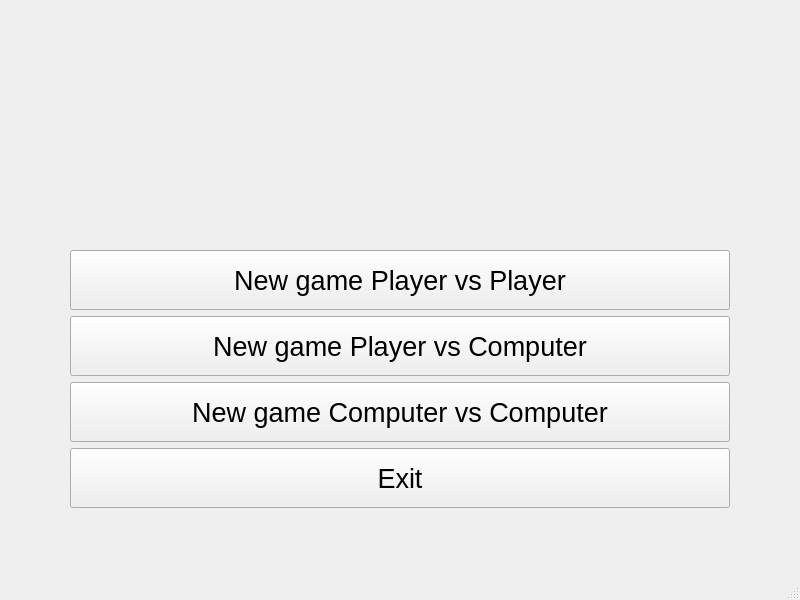
First picture: the form in src/forms/MainMenuWindow.ui, repository wshknmt/Connect-4, before the edit.
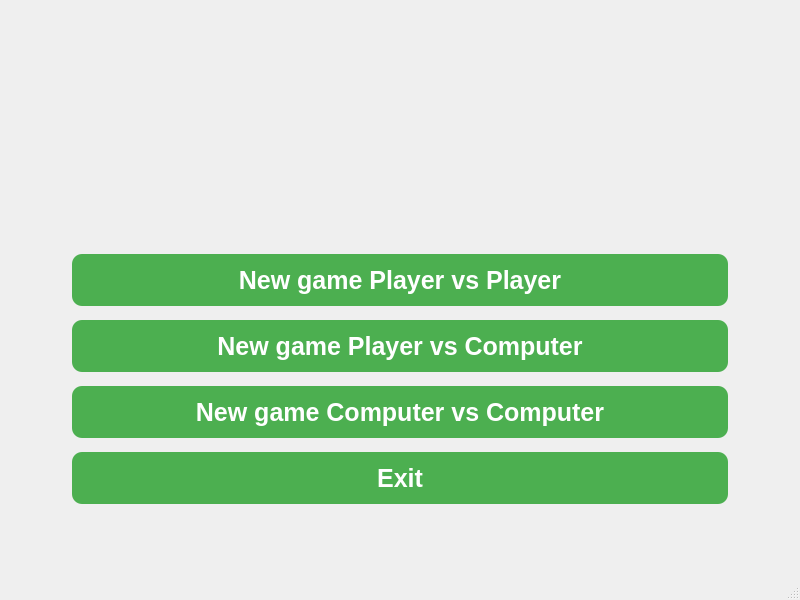
Second picture: the form after the edit. Icons and pictures are not drawn.

Commit message: Beautified Main Menu

The edit to the form file:
```diff
--- a/src/forms/MainMenuWindow.ui
+++ b/src/forms/MainMenuWindow.ui
@@ -46,9 +46,34 @@
        </property>
        <property name="font">
         <font>
-         <pointsize>20</pointsize>
+         <pointsize>-1</pointsize>
+         <italic>false</italic>
+         <bold>true</bold>
+         <underline>false</underline>
+         <strikeout>false</strikeout>
         </font>
        </property>
+       <property name="styleSheet">
+        <string notr="true">QPushButton {
+	background-color: #4CAF50;
+	border: none;
+	color: white;
+	padding: 10px 32px;
+	text-align: center;
+	text-decoration: none;
+	display: inline-block;
+	font-size: 25px;
+	margin: 4px 2px;
+	cursor: pointer;
+	border-radius: 10px;
+}
+QPushButton:hover {
+	background-color: #45a049;
+}
+QPushButton:pressed {
+	background-color: #3e8e41;
+}</string>
+       </property>
        <property name="text">
         <string>New game Player vs Player</string>
        </property>
@@ -64,9 +89,34 @@
        </property>
        <property name="font">
         <font>
-         <pointsize>20</pointsize>
+         <pointsize>-1</pointsize>
+         <italic>false</italic>
+         <bold>true</bold>
+         <underline>false</underline>
+         <strikeout>false</strikeout>
         </font>
        </property>
+       <property name="styleSheet">
+        <string notr="true">QPushButton {
+	background-color: #4CAF50;
+	border: none;
+	color: white;
+	padding: 10px 32px;
+	text-align: center;
+	text-decoration: none;
+	display: inline-block;
+	font-size: 25px;
+	margin: 4px 2px;
+	cursor: pointer;
+	border-radius: 10px;
+}
+QPushButton:hover {
+	background-color: #45a049;
+}
+QPushButton:pressed {
+	background-color: #3e8e41;
+}</string>
+       </property>
        <property name="text">
         <string>New game Player vs Computer</string>
        </property>
@@ -82,9 +132,33 @@
        </property>
        <property name="font">
         <font>
-         <pointsize>20</pointsize>
+         <pointsize>-1</pointsize>
+         <bold>true</bold>
+         <underline>false</underline>
+         <strikeout>false</strikeout>
         </font>
        </property>
+       <property name="styleSheet">
+        <string notr="true">QPushButton {
+	background-color: #4CAF50;
+	border: none;
+	color: white;
+	padding: 10px 32px;
+	text-align: center;
+	text-decoration: none;
+	display: inline-block;
+	font-size: 25px;
+	margin: 4px 2px;
+	cursor: pointer;
+	border-radius: 10px;
+}
+QPushButton:hover {
+	background-color: #45a049;
+}
+QPushButton:pressed {
+	background-color: #3e8e41;
+}</string>
+       </property>
        <property name="text">
         <string>New game Computer vs Computer</string>
        </property>
@@ -100,9 +174,34 @@
        </property>
        <property name="font">
         <font>
-         <pointsize>20</pointsize>
+         <pointsize>-1</pointsize>
+         <italic>false</italic>
+         <bold>true</bold>
+         <underline>false</underline>
+         <strikeout>false</strikeout>
         </font>
        </property>
+       <property name="styleSheet">
+        <string notr="true">QPushButton {
+	background-color: #4CAF50;
+	border: none;
+	color: white;
+	padding: 10px 32px;
+	text-align: center;
+	text-decoration: none;
+	display: inline-block;
+	font-size: 25px;
+	margin: 4px 2px;
+	cursor: pointer;
+	border-radius: 10px;
+}
+QPushButton:hover {
+	background-color: #45a049;
+}
+QPushButton:pressed {
+	background-color: #3e8e41;
+}</string>
+       </property>
        <property name="text">
         <string>Exit</string>
        </property>
```
Left out of the diff: 10 changed lines with no effect on the pictures. The commit also changes 10 other files.
